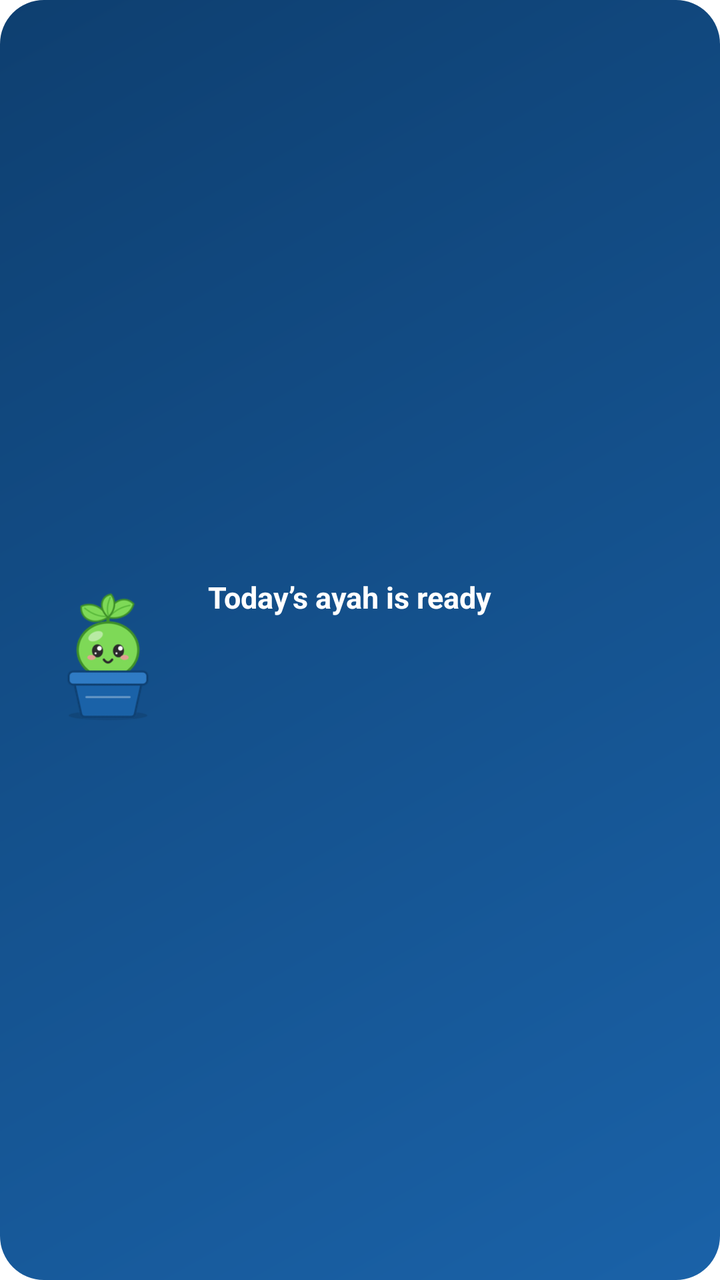
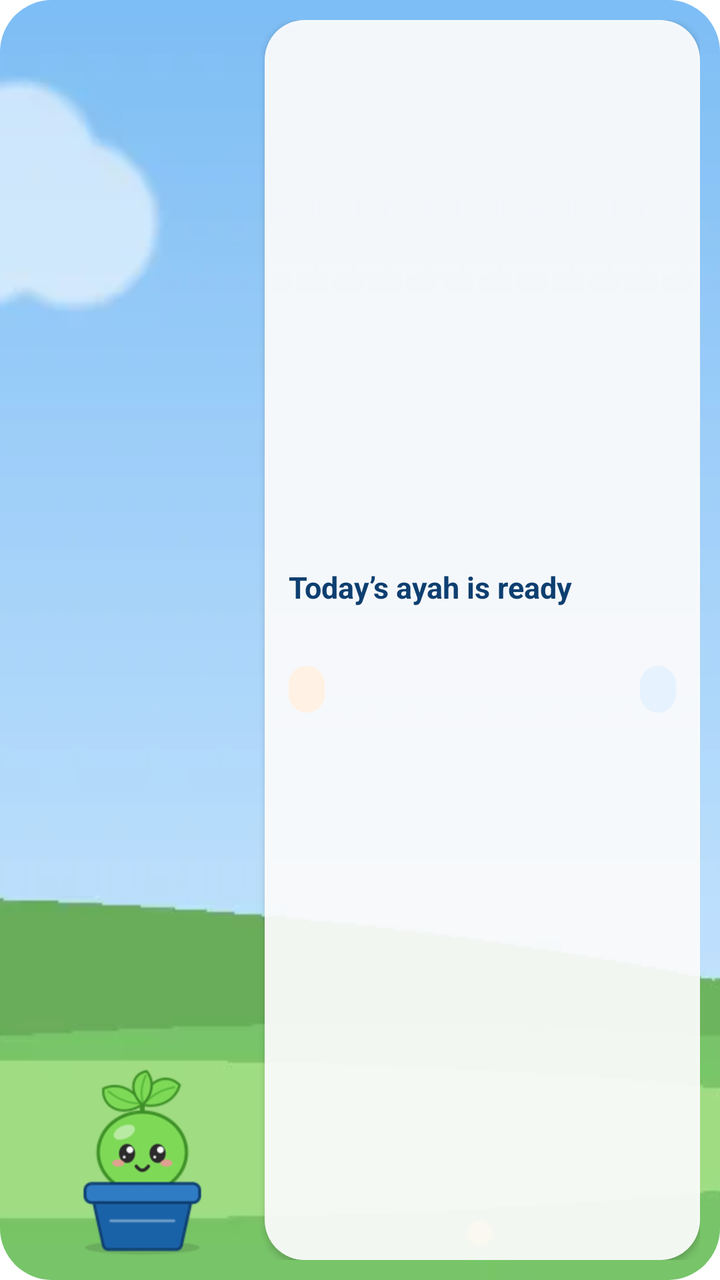

Two renders of the same Android screen: before a commit and after it. Below are the layout's source before the change and the commit's diff.
<!-- AndroidManifest.xml: fallback theme Theme.MaterialComponents.DayNight.NoActionBar -->
<!-- res/layout/ayah_widget.xml -->
<?xml version="1.0" encoding="utf-8"?>
<LinearLayout xmlns:android="http://schemas.android.com/apk/res/android"
    android:id="@+id/w_root"
    android:layout_width="match_parent"
    android:layout_height="match_parent"
    android:background="@drawable/widget_bg"
    android:gravity="center_vertical"
    android:orientation="horizontal"
    android:padding="12dp">

    <ImageView
        android:id="@+id/w_noor"
        android:layout_width="84dp"
        android:layout_height="84dp"
        android:contentDescription="Noor"
        android:src="@drawable/noor_hello" />

    <LinearLayout
        android:layout_width="0dp"
        android:layout_height="match_parent"
        android:layout_marginStart="8dp"
        android:layout_weight="1"
        android:gravity="center_vertical"
        android:orientation="vertical">

        <TextView
            android:id="@+id/w_says"
            android:layout_width="match_parent"
            android:layout_height="wrap_content"
            android:ellipsize="end"
            android:maxLines="3"
            android:text="Today’s ayah is ready"
            android:textColor="#FFFFFF"
            android:textSize="15sp"
            android:textStyle="bold" />

        <TextView
            android:id="@+id/w_text"
            android:layout_width="match_parent"
            android:layout_height="wrap_content"
            android:layout_marginTop="4dp"
            android:ellipsize="end"
            android:maxLines="2"
            android:textColor="#CCFFFFFF"
            android:textSize="12sp" />

        <LinearLayout
            android:layout_width="match_parent"
            android:layout_height="wrap_content"
            android:layout_marginTop="6dp"
            android:orientation="horizontal">

            <TextView
                android:id="@+id/w_header"
                android:layout_width="0dp"
                android:layout_height="wrap_content"
                android:layout_weight="1"
                android:textColor="#FFD2B3"
                android:textSize="12sp"
                android:textStyle="bold" />

            <TextView
                android:id="@+id/w_prayer"
                android:layout_width="wrap_content"
                android:layout_height="wrap_content"
                android:textColor="#FFFFFF"
                android:textSize="12sp"
                android:textStyle="bold" />
        </LinearLayout>
    </LinearLayout>
</LinearLayout>
<!-- resources referenced by this layout -->
<resources>
  <!-- drawable noor_hello: png bitmap (drawable-nodpi, 13560 bytes) -->
  <!-- drawable widget_bg (drawable) -->
  <?xml version="1.0" encoding="utf-8"?>
  <shape xmlns:android="http://schemas.android.com/apk/res/android" android:shape="rectangle">
      <gradient android:angle="315" android:startColor="#0E3F70" android:endColor="#1A62A8" />
      <corners android:radius="22dp" />
  </shape>
</resources>

<!-- the commit's change to res/layout/ayah_widget.xml (unified diff, before → after) -->
@@ -1,71 +1,106 @@
 <?xml version="1.0" encoding="utf-8"?>
-<LinearLayout xmlns:android="http://schemas.android.com/apk/res/android"
+<FrameLayout xmlns:android="http://schemas.android.com/apk/res/android"
     android:id="@+id/w_root"
     android:layout_width="match_parent"
     android:layout_height="match_parent"
-    android:background="@drawable/widget_bg"
-    android:gravity="center_vertical"
-    android:orientation="horizontal"
-    android:padding="12dp">
+    android:background="@drawable/w_clip"
+    android:clipToOutline="true">
 
     <ImageView
-        android:id="@+id/w_noor"
-        android:layout_width="84dp"
-        android:layout_height="84dp"
-        android:contentDescription="Noor"
-        android:src="@drawable/noor_hello" />
+        android:id="@+id/w_scene"
+        android:layout_width="match_parent"
+        android:layout_height="match_parent"
+        android:contentDescription="@null"
+        android:scaleType="centerCrop"
+        android:src="@drawable/widget_scene_wide_hello" />
 
     <LinearLayout
-        android:layout_width="0dp"
+        android:layout_width="match_parent"
         android:layout_height="match_parent"
-        android:layout_marginStart="8dp"
-        android:layout_weight="1"
-        android:gravity="center_vertical"
-        android:orientation="vertical">
+        android:orientation="horizontal"
+        android:padding="10dp">
 
-        <TextView
-            android:id="@+id/w_says"
-            android:layout_width="match_parent"
-            android:layout_height="wrap_content"
-            android:ellipsize="end"
-            android:maxLines="3"
-            android:text="Today’s ayah is ready"
-            android:textColor="#FFFFFF"
-            android:textSize="15sp"
-            android:textStyle="bold" />
-
-        <TextView
-            android:id="@+id/w_text"
-            android:layout_width="match_parent"
-            android:layout_height="wrap_content"
-            android:layout_marginTop="4dp"
-            android:ellipsize="end"
-            android:maxLines="2"
-            android:textColor="#CCFFFFFF"
-            android:textSize="12sp" />
+        <ImageView
+            android:id="@+id/w_noor"
+            android:layout_width="0dp"
+            android:layout_height="match_parent"
+            android:layout_marginTop="10dp"
+            android:layout_weight="0.36"
+            android:adjustViewBounds="true"
+            android:contentDescription="Noor"
+            android:scaleType="fitEnd"
+            android:src="@drawable/sprout_s2_hello" />
 
         <LinearLayout
-            android:layout_width="match_parent"
-            android:layout_height="wrap_content"
-            android:layout_marginTop="6dp"
-            android:orientation="horizontal">
+            android:layout_width="0dp"
+            android:layout_height="match_parent"
+            android:layout_weight="0.64"
+            android:background="@drawable/w_card"
+            android:elevation="2dp"
+            android:gravity="center_vertical"
+            android:orientation="vertical"
+            android:padding="12dp">
 
             <TextView
-                android:id="@+id/w_header"
-                android:layout_width="0dp"
+                android:id="@+id/w_says"
+                android:layout_width="match_parent"
                 android:layout_height="wrap_content"
-                android:layout_weight="1"
-                android:textColor="#FFD2B3"
-                android:textSize="12sp"
+                android:ellipsize="end"
+                android:maxLines="2"
+                android:text="Today’s ayah is ready"
+                android:textColor="#0E3F70"
+                android:textSize="15sp"
                 android:textStyle="bold" />
 
             <TextView
-                android:id="@+id/w_prayer"
-                android:layout_width="wrap_content"
+                android:id="@+id/w_text"
+                android:layout_width="match_parent"
                 android:layout_height="wrap_content"
-                android:textColor="#FFFFFF"
-                android:textSize="12sp"
-                android:textStyle="bold" />
+                android:layout_marginTop="4dp"
+                android:ellipsize="end"
+                android:lineSpacingExtra="1dp"
+                android:maxLines="2"
+                android:textColor="#4A5A6B"
+                android:textSize="12.5sp" />
+
+            <LinearLayout
+                android:layout_width="match_parent"
+                android:layout_height="wrap_content"
+                android:layout_marginTop="8dp"
+                android:gravity="center_vertical"
+                android:orientation="horizontal">
+
+                <TextView
+                    android:id="@+id/w_header"
+                    android:layout_width="wrap_content"
+                    android:layout_height="wrap_content"
+                    android:background="@drawable/w_flame_pill"
+                    android:paddingStart="9dp"
+                    android:paddingTop="3dp"
+                    android:paddingEnd="9dp"
+                    android:paddingBottom="3dp"
+                    android:textColor="#E8650E"
+                    android:textSize="12.5sp"
+                    android:textStyle="bold" />
+
+                <FrameLayout
+                    android:layout_width="0dp"
+                    android:layout_height="1dp"
+                    android:layout_weight="1" />
+
+                <TextView
+                    android:id="@+id/w_prayer"
+                    android:layout_width="wrap_content"
+                    android:layout_height="wrap_content"
+                    android:background="@drawable/w_prayer_pill"
+                    android:paddingStart="9dp"
+                    android:paddingTop="3dp"
+                    android:paddingEnd="9dp"
+                    android:paddingBottom="3dp"
+                    android:textColor="#1A62A8"
+                    android:textSize="12.5sp"
+                    android:textStyle="bold" />
+            </LinearLayout>
         </LinearLayout>
     </LinearLayout>
-</LinearLayout>
+</FrameLayout>
<!-- resource entries referenced after the edit -->
@@ -1,11 +1,30 @@
 <!-- resources referenced by this layout -->
 <resources>
-  <!-- drawable noor_hello: png bitmap (drawable-nodpi, 13560 bytes) -->
-  <!-- drawable widget_bg (drawable) -->
+  <!-- drawable sprout_s2_hello: png bitmap (drawable-nodpi, 13560 bytes) -->
+  <!-- drawable w_card (drawable) -->
   <?xml version="1.0" encoding="utf-8"?>
   <shape xmlns:android="http://schemas.android.com/apk/res/android" android:shape="rectangle">
-      <gradient android:angle="315" android:startColor="#0E3F70" android:endColor="#1A62A8" />
-      <corners android:radius="22dp" />
+      <solid android:color="#EBFFFFFF" />
+      <corners android:radius="20dp" />
   </shape>
+  <!-- drawable w_clip (drawable) -->
+  <?xml version="1.0" encoding="utf-8"?>
+  <shape xmlns:android="http://schemas.android.com/apk/res/android" android:shape="rectangle">
+      <solid android:color="#BFE0FF" />
+      <corners android:radius="26dp" />
+  </shape>
+  <!-- drawable w_flame_pill (drawable) -->
+  <?xml version="1.0" encoding="utf-8"?>
+  <shape xmlns:android="http://schemas.android.com/apk/res/android" android:shape="rectangle">
+      <solid android:color="#FFF1E3" />
+      <corners android:radius="20dp" />
+  </shape>
+  <!-- drawable w_prayer_pill (drawable) -->
+  <?xml version="1.0" encoding="utf-8"?>
+  <shape xmlns:android="http://schemas.android.com/apk/res/android" android:shape="rectangle">
+      <solid android:color="#E6F2FD" />
+      <corners android:radius="20dp" />
+  </shape>
+  <!-- drawable widget_scene_wide_hello: webp bitmap (drawable-nodpi, 8608 bytes) -->
 </resources>
 
